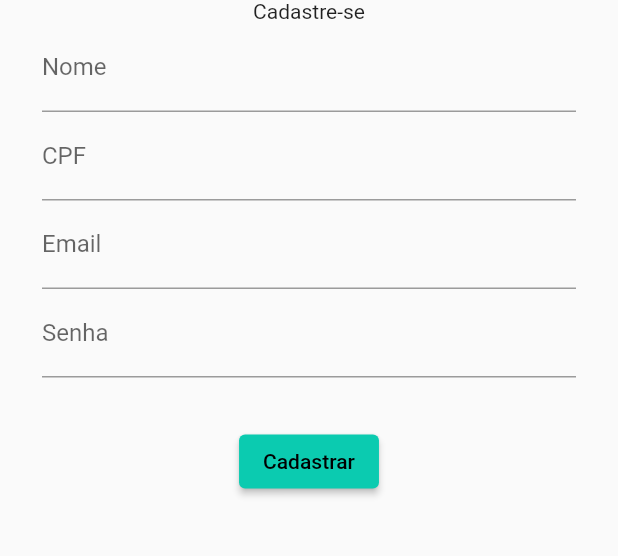
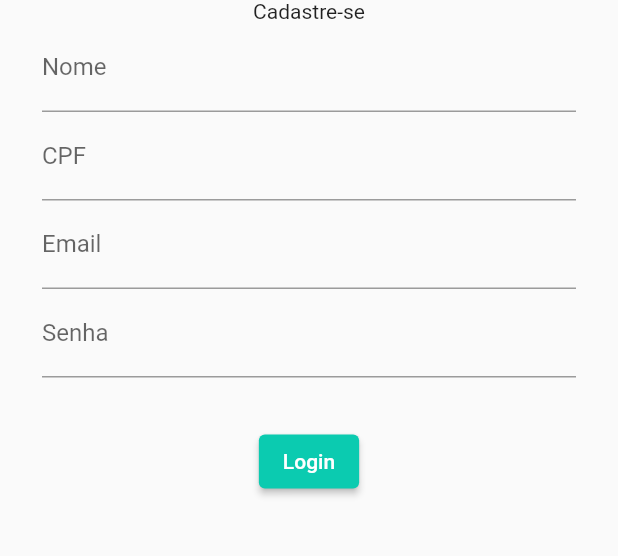
Before and after one commit to CammyFerreira/Projeto_Flutter, a Flutter app: the CadastroView screen opened by its route, on a phone screen of 412 x 824 dp, the part 443-999 px from its top. Run offline on Flutter 3.47's test engine with Material 2 defaults, Android fonts, the phone set to English and light mode, and no system bars; our stand-ins replace brasil_fields, email_validator, google_fonts.

Commit message:
Atualização 05/04 wip

```diff
--- /dev/null
+++ b/projeto_flutter/lib/controllers/cadastro_controller.dart
@@ -0,0 +1,19 @@
+import 'package:flutter/material.dart';
+
+class CadastroController {
+
+  ValueNotifier<bool> isLoading = ValueNotifier<bool>(false);
+
+  String? _cadastro;
+  setCadastro(String value) => _cadastro = value;
+
+  String? _pass;
+  setPass(String value) => _pass = value;
+
+  Future<bool> cadastrar() async {
+    isLoading.value = true;
+    await Future.delayed(const Duration(seconds: 2));
+    isLoading.value = false;
+    return _cadastro == 'adm@adm' && _pass == '123';
+  }
+}
--- a/projeto_flutter/lib/main.dart
+++ b/projeto_flutter/lib/main.dart
@@ -1,8 +1,8 @@
 import 'package:flutter/material.dart';
+import 'package:projeto_flutter/views/cadastro.dart';
 import 'package:projeto_flutter/views/home.dart';
-import 'package:projeto_flutter/views/cadastro.dart';
+import 'package:projeto_flutter/views/login.dart';
 import 'package:projeto_flutter/views/splash.dart';
-import 'package:projeto_flutter/views/login.dart';
 
 void main() {
   runApp(const MyApp());
@@ -41,7 +41,7 @@ class MyApp extends StatelessWidget {
         '/': (_) => const HomePage(),
         '/splash': (_) => const SplashView(),
         '/login': (_) => LoginView(),
-        '/cadastro': (_) => const CadastroView(),
+        '/cadastro': (_) => CadastroView(),
       },
     );
   }
--- a/projeto_flutter/lib/views/cadastro.dart
+++ b/projeto_flutter/lib/views/cadastro.dart
@@ -1,14 +1,23 @@
 import 'package:flutter/material.dart';
+import 'package:flutter/services.dart';
 import 'package:flutter/src/widgets/framework.dart';
 import 'package:flutter/src/widgets/placeholder.dart';
+import 'package:email_validator/email_validator.dart';
+import 'package:brasil_fields/brasil_fields.dart';
+
+import '../controllers/cadastro_controller.dart';
 
 class CadastroView extends StatelessWidget {
-  const CadastroView({super.key});
+  final CadastroController _controller = CadastroController();
+  CadastroView({Key? key}) : super(key: key);
 
   @override
   Widget build(BuildContext context) {
+    final formKey = GlobalKey<FormState>();
     return Scaffold(
-      body: Container(
+        body: Form(
+      key: formKey,
+      child: Container(
           padding: const EdgeInsets.all(28),
           child: Column(
             mainAxisAlignment: MainAxisAlignment.center,
@@ -20,24 +29,53 @@ class CadastroView extends StatelessWidget {
                 width: 98,
               ),
               const Text('Cadastre-se'),
-            const TextField(
-              decoration: InputDecoration(
+              TextFormField(
+                validator: (value) {
+                  if (value!.isEmpty) {
+                    return "Campo obrigatório";
+                  }
+                },
+                decoration: const InputDecoration(
                   label: Text('Nome'),
                 ),
               ),
-            const TextField(
+              TextFormField(
+                validator: (value) {
+                  if (value!.isEmpty) {
+                    return "Campo obrigatório";
+                  }
+                },
                 keyboardType: TextInputType.number,
-              decoration: InputDecoration(
+                inputFormatters: [
+                  // obrigatório
+                  FilteringTextInputFormatter.digitsOnly,
+                  CpfInputFormatter(),
+                ],
+                decoration: const InputDecoration(
                   label: Text('CPF'),
                 ),
               ),
-            const TextField(
-              decoration: InputDecoration(
+              TextFormField(
+                onChanged: _controller.setCadastro,
+                validator: (value) {
+                  if (value!.isEmpty) {
+                    return "Campo obrigatório";
+                  }
+                  if (!EmailValidator.validate(value, true)) {
+                    return 'Email inválido';
+                  }
+                },
+                decoration: const InputDecoration(
                   label: Text('Email'),
                 ),
               ),
-            const TextField(
-              decoration: InputDecoration(
+              TextFormField(
+                validator: (value) {
+                  if (value!.isEmpty) {
+                    return "Campo obrigatório";
+                  }
+                },
+                decoration: const InputDecoration(
                   label: Text('Senha'),
                 ),
               ),
@@ -45,16 +83,39 @@ class CadastroView extends StatelessWidget {
                 padding: const EdgeInsets.only(
                   top: 32,
                 ),
-              child: ElevatedButton(
-                onPressed: () => {
-                  Navigator.of(context).pushReplacementNamed('/login'),
+                child: ValueListenableBuilder<bool>(
+                  valueListenable: _controller.isLoading,
+                  builder: (_, isLoading, __) => isLoading
+                      ? const CircularProgressIndicator()
+                      : ElevatedButton(
+                          style: ElevatedButton.styleFrom(
+                            backgroundColor:
+                                const Color.fromARGB(255, 11, 203, 176),
+                            foregroundColor: Colors.white,
+                          ),
+                          onPressed: () {
+                            if (formKey.currentState!.validate()) {
+                              _controller.cadastrar().then((result) {
+                                if (result) {
+                                  Navigator.of(context)
+                                      .pushReplacementNamed('/');
+                                } else {
+                                  ScaffoldMessenger.of(context).showSnackBar(
+                                    const SnackBar(
+                                      content: Text('Email ou senha inválidos'),
+                                      duration: Duration(seconds: 5),
+                                    ),
+                                  );
+                                }
+                              });
+                            }
                           },
-                child: const Text('Cadastrar'),
+                          child: const Text('Login'),
+                        ),
                 ),
               ),
             ],
-        ),
-      ),
-    );
+          )),
+    ));
   }
 }
--- a/projeto_flutter/lib/views/login.dart
+++ b/projeto_flutter/lib/views/login.dart
@@ -104,7 +104,7 @@ class LoginView extends StatelessWidget {
                     foregroundColor: const Color.fromARGB(255, 11, 203, 176),
                   ),
                   onPressed: () {
-                    //TODO: Ir para a tela de cadastro
+                   Navigator.of(context).pushNamed('/cadastro');
                   },
                   child: const Text(
                     'Cadastre-se',
--- a/projeto_flutter/pubspec.yaml
+++ b/projeto_flutter/pubspec.yaml
@@ -37,6 +37,7 @@ dependencies:
   cupertino_icons: ^1.0.2
   email_validator: ^2.1.17
   google_fonts: ^4.0.3
+  brasil_fields: ^1.11.0
 
 dev_dependencies:
   flutter_test:
```
Also changed, not shown: projeto_flutter/pubspec.lock, 1 other file. Lines whose indentation alone changed are shown as unchanged.
